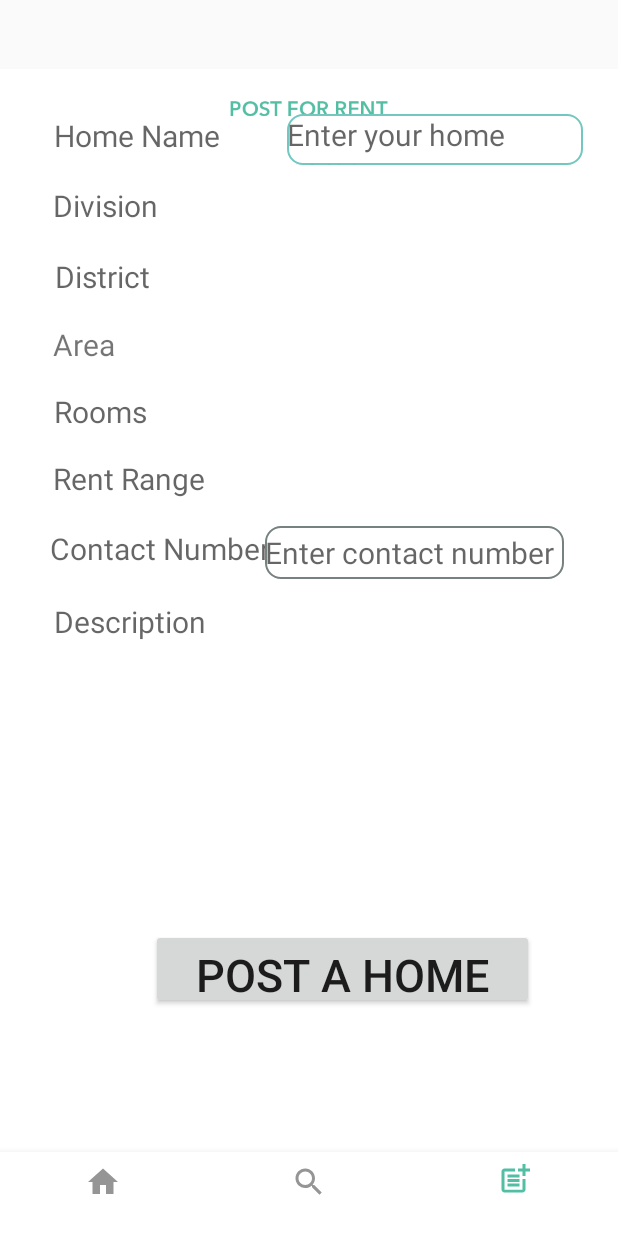
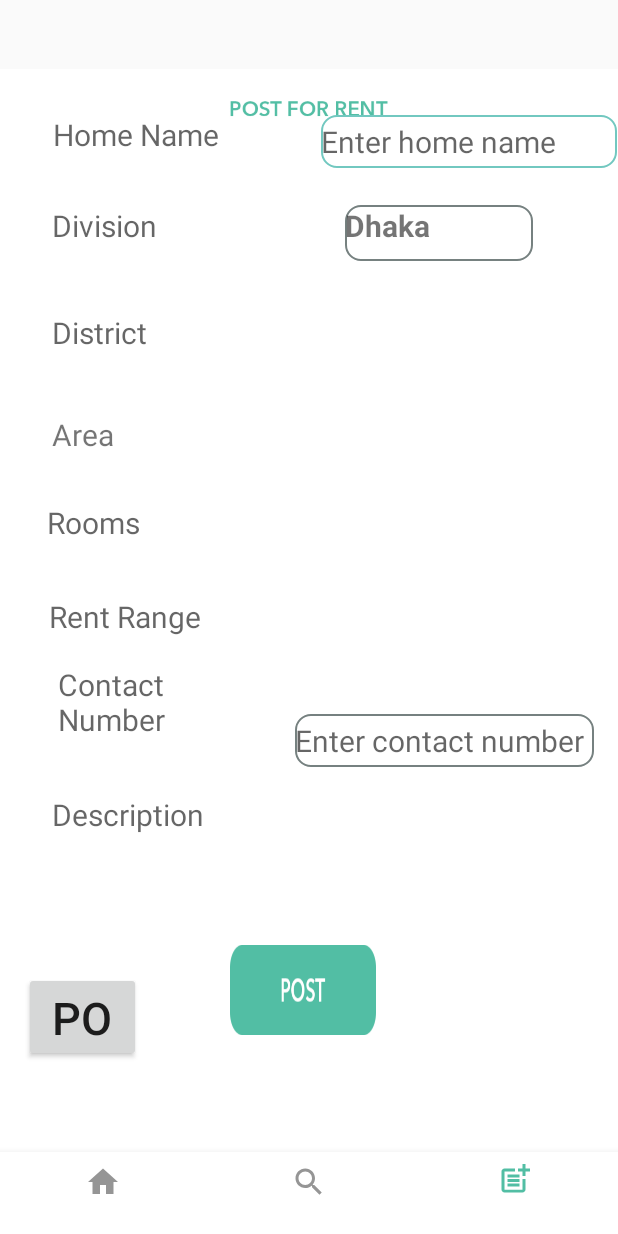
Before and after one commit to ayshagazi/Rent_Home, an Android app: the search screen opened directly, with no data from a screen before it, item 3 of the bottom bar chosen, on a phone screen of 412 x 824 dp. Run offline under Robolectric (Android 15) with nearby library versions, the phone set to English and light mode, and no system bars.

Commit message:
Post(UnderConstruction)+ drawer Problem solved

```diff
--- a/app/src/main/AndroidManifest.xml
+++ b/app/src/main/AndroidManifest.xml
@@ -12,6 +12,7 @@
         android:roundIcon="@mipmap/ic_launcher_round"
         android:supportsRtl="true"
         android:theme="@style/AppTheme">
+        <activity android:name=".HomePage" />
         <activity android:name=".editProfile" />
         <activity android:name=".AddAHome" />
         <activity android:name=".PostAHome" />
--- a/app/src/main/java/com/example/rent_home/PostAHome.java
+++ b/app/src/main/java/com/example/rent_home/PostAHome.java
@@ -1,57 +1,43 @@
 package com.example.rent_home;
 
-import androidx.annotation.NonNull;
-import androidx.annotation.Nullable;
-import androidx.appcompat.app.AppCompatActivity;
-
-import android.app.ProgressDialog;
 import android.content.Intent;
-import android.net.Uri;
 import android.os.Bundle;
 import android.view.MenuItem;
 import android.view.View;
-import android.webkit.MimeTypeMap;
+import android.widget.ArrayAdapter;
 import android.widget.Button;
-import android.widget.ImageView;
-import android.widget.TextView;
-import android.widget.Toast;
+import android.widget.ImageButton;
+import android.widget.Spinner;
 
-import com.google.android.gms.tasks.Continuation;
-import com.google.android.gms.tasks.OnCompleteListener;
-import com.google.android.gms.tasks.OnFailureListener;
-import com.google.android.gms.tasks.Task;
+import androidx.annotation.NonNull;
+import androidx.appcompat.app.AppCompatActivity;
+
 import com.google.android.material.bottomnavigation.BottomNavigationView;
-import com.google.firebase.auth.FirebaseAuth;
-import com.google.firebase.database.DatabaseReference;
-import com.google.firebase.database.FirebaseDatabase;
-import com.google.firebase.storage.FirebaseStorage;
-import com.google.firebase.storage.StorageReference;
-import com.google.firebase.storage.StorageTask;
-import com.hendraanggrian.appcompat.widget.SocialAutoCompleteTextView;
-import com.theartofdev.edmodo.cropper.CropImage;
-
-import java.util.HashMap;
-import java.util.List;
-import java.util.Objects;
 
 public class PostAHome extends AppCompatActivity {
-  //  private ImageView imaged_added, close;
-    //private TextView post;
-    //private Uri image_uri;
-    //private String imgUrl;
 
+    String[] DivisionsString;
+    String[] DistrictString;
+    String[] AreaString;
+    String[] RentString;
+    String[] RoomString;
+
+    private Spinner division,district,area,rent,room;
     private Button homePic;
-
-
-
- //   ProgressDialog pd;
-
- //   SocialAutoCompleteTextView description;
+    private ImageButton postBtn;
 
     @Override
     protected void onCreate(Bundle savedInstanceState) {
         super.onCreate(savedInstanceState);
         setContentView(R.layout.activity_post_a_home);
+
+
+        DivisionsString= getResources().getStringArray(R.array.DivisionsString);
+       // DistrictString= getResources().getStringArray(R.array.)
+        division= findViewById(R.id.Divison);
+        postBtn = findViewById(R.id.button_post);
+        ArrayAdapter<String> adapter = new ArrayAdapter<String>(this,R.layout.spinnerdisplay,R.id.spinnerDisplay,DivisionsString);
+        division.setAdapter(adapter);
 
         homePic=findViewById(R.id.homePic);
 
@@ -62,6 +48,15 @@ public class PostAHome extends AppCompatActivity {
 
             }
         });
+
+
+
+
+
+
+
+
+
 /*
         imaged_added= findViewById(R.id.image_added);
         close= findViewById(R.id.close);
@@ -84,17 +79,7 @@ public class PostAHome extends AppCompatActivity {
         });
 
         CropImage.activity().start(PostAHome.this);
-
-
-
-
-
-
  */
-
-
-
-
 
         BottomNavigationView bottomNavigationView=findViewById(R.id.bottom_navigation);
         bottomNavigationView.setSelectedItemId(R.id.postAHome);
@@ -103,8 +88,8 @@ public class PostAHome extends AppCompatActivity {
             @Override
             public boolean onNavigationItemSelected(@NonNull MenuItem menuItem) {
                 switch (menuItem.getItemId()){
-                    case R.id.profile:
-                        startActivity(new Intent(getApplicationContext(), Profile.class));
+                    case R.id.homePage:
+                        startActivity(new Intent(getApplicationContext(), HomePage.class));
                         overridePendingTransition(0,0);
                         return true;
 
@@ -116,21 +101,13 @@ public class PostAHome extends AppCompatActivity {
                     case R.id.postAHome:
                         return true;
 
-                    /*case R.id.settings:
-                        startActivity(new Intent(getApplicationContext(), Settings.class));
-                        overridePendingTransition(0,0);
-                        return true;*/
                 }
                 return false;
             }
         });
     }
 
-
-
 /*
-
-
     private void upload() {
         pd= new ProgressDialog(this);
         pd.setMessage("Uploading");
@@ -198,8 +175,6 @@ public class PostAHome extends AppCompatActivity {
     private String getFileExtension(Uri uri) {
       return MimeTypeMap.getSingleton().getExtensionFromMimeType(this.getContentResolver().getType(uri));
     }
-
-
  */
    /* @Override
     protected void onActivityResult(int requestCode, int resultCode, @Nullable Intent data) {
@@ -220,10 +195,6 @@ public class PostAHome extends AppCompatActivity {
                 startActivity(new Intent(PostAHome.this, Profile.class));
                 finish();
             }
-
-
     }
-
-
     */
 }
--- a/app/src/main/java/com/example/rent_home/search.java
+++ b/app/src/main/java/com/example/rent_home/search.java
@@ -1,7 +1,4 @@
 package com.example.rent_home;
-
-import androidx.annotation.NonNull;
-import androidx.appcompat.app.AppCompatActivity;
 
 import android.content.Intent;
 import android.os.Bundle;
@@ -10,6 +7,9 @@ import android.view.MenuItem;
 import android.widget.ArrayAdapter;
 import android.widget.Spinner;
 import android.widget.TextView;
+
+import androidx.annotation.NonNull;
+import androidx.appcompat.app.AppCompatActivity;
 
 import com.google.android.material.bottomnavigation.BottomNavigationView;
 
@@ -35,8 +35,8 @@ public class search extends AppCompatActivity {
             @Override
             public boolean onNavigationItemSelected(@NonNull MenuItem menuItem) {
                 switch (menuItem.getItemId()){
-                    case R.id.profile:
-                        startActivity(new Intent(getApplicationContext(), Profile.class));
+                    case R.id.homePage:
+                        startActivity(new Intent(getApplicationContext(), HomePage.class));
                         overridePendingTransition(0,0);
                         return true;
 
--- a/app/src/main/res/layout/activity_post_a_home.xml
+++ b/app/src/main/res/layout/activity_post_a_home.xml
@@ -13,7 +13,7 @@
         android:layout_height="match_parent"
         android:src="@drawable/postpage"
         tools:layout_editor_absoluteX="0dp"
-        tools:layout_editor_absoluteY="0dp" />
+        tools:layout_editor_absoluteY="-16dp" />
 
     <com.google.android.material.bottomnavigation.BottomNavigationView
         android:id="@+id/bottom_navigation"
@@ -35,8 +35,8 @@
 
     <TextView
         android:id="@+id/textView"
-        android:layout_width="wrap_content"
-        android:layout_height="wrap_content"
+        android:layout_width="119dp"
+        android:layout_height="35dp"
         android:hint="Home Name"
         android:textSize="20dp"
         app:layout_constraintBottom_toBottomOf="parent"
@@ -46,145 +46,210 @@
         app:layout_constraintTop_toTopOf="@+id/imageView3"
         app:layout_constraintVertical_bias="0.096" />
 
+
     <TextView
         android:id="@+id/textView3"
-        android:layout_width="wrap_content"
-        android:layout_height="wrap_content"
+        android:layout_width="119dp"
+        android:layout_height="35dp"
         android:hint="Division"
         android:textSize="20dp"
         app:layout_constraintBottom_toBottomOf="parent"
         app:layout_constraintEnd_toEndOf="parent"
-        app:layout_constraintHorizontal_bias="0.104"
+        app:layout_constraintHorizontal_bias="0.119"
         app:layout_constraintStart_toStartOf="parent"
         app:layout_constraintTop_toBottomOf="@+id/textView"
-        app:layout_constraintVertical_bias="0.028" />
+        app:layout_constraintVertical_bias="0.038" />
 
     <TextView
         android:id="@+id/textView11"
-        android:layout_width="wrap_content"
-        android:layout_height="wrap_content"
+        android:layout_width="119dp"
+        android:layout_height="35dp"
         android:layout_marginBottom="320dp"
         android:hint="District"
         android:textSize="20dp"
         app:layout_constraintBottom_toBottomOf="parent"
         app:layout_constraintEnd_toEndOf="parent"
-        app:layout_constraintHorizontal_bias="0.105"
+        app:layout_constraintHorizontal_bias="0.119"
         app:layout_constraintStart_toStartOf="parent"
         app:layout_constraintTop_toBottomOf="@+id/textView3"
-        app:layout_constraintVertical_bias="0.062" />
+        app:layout_constraintVertical_bias="0.12" />
 
     <TextView
         android:id="@+id/textView13"
-        android:layout_width="wrap_content"
-        android:layout_height="wrap_content"
+        android:layout_width="119dp"
+        android:layout_height="35dp"
         android:text="Area"
         android:textSize="20dp"
         app:layout_constraintBottom_toBottomOf="parent"
         app:layout_constraintEnd_toEndOf="parent"
-        app:layout_constraintHorizontal_bias="0.096"
+        app:layout_constraintHorizontal_bias="0.119"
         app:layout_constraintStart_toStartOf="parent"
         app:layout_constraintTop_toBottomOf="@+id/textView11"
-        app:layout_constraintVertical_bias="0.03" />
+        app:layout_constraintVertical_bias="0.061" />
 
     <TextView
         android:id="@+id/textView12"
-        android:layout_width="wrap_content"
-        android:layout_height="wrap_content"
+        android:layout_width="119dp"
+        android:layout_height="35dp"
         android:hint="Rooms"
         android:textSize="20dp"
         app:layout_constraintBottom_toBottomOf="parent"
         app:layout_constraintEnd_toEndOf="parent"
-        app:layout_constraintHorizontal_bias="0.102"
+        app:layout_constraintHorizontal_bias="0.106"
         app:layout_constraintStart_toStartOf="parent"
         app:layout_constraintTop_toBottomOf="@+id/textView13"
-        app:layout_constraintVertical_bias="0.031" />
-
+        app:layout_constraintVertical_bias="0.048" />
 
     <TextView
         android:id="@+id/textView14"
-        android:layout_width="wrap_content"
-        android:layout_height="wrap_content"
+        android:layout_width="119dp"
+        android:layout_height="35dp"
         android:hint="Rent Range"
         android:textSize="20dp"
         app:layout_constraintBottom_toBottomOf="parent"
         app:layout_constraintEnd_toEndOf="parent"
-        app:layout_constraintHorizontal_bias="0.113"
+        app:layout_constraintHorizontal_bias="0.111"
         app:layout_constraintStart_toStartOf="parent"
         app:layout_constraintTop_toBottomOf="@+id/textView12"
-        app:layout_constraintVertical_bias="0.034" />
-
+        app:layout_constraintVertical_bias="0.066" />
 
     <TextView
         android:id="@+id/textView15"
-        android:layout_width="wrap_content"
-        android:layout_height="wrap_content"
+        android:layout_width="107dp"
+        android:layout_height="51dp"
         android:hint="Contact Number"
         android:textSize="20dp"
         app:layout_constraintBottom_toBottomOf="parent"
         app:layout_constraintEnd_toEndOf="parent"
-        app:layout_constraintHorizontal_bias="0.125"
+        app:layout_constraintHorizontal_bias="0.128"
         app:layout_constraintStart_toStartOf="parent"
         app:layout_constraintTop_toBottomOf="@+id/textView14"
-        app:layout_constraintVertical_bias="0.042" />
+        app:layout_constraintVertical_bias="0.028" />
 
     <TextView
         android:id="@+id/textView16"
-        android:layout_width="wrap_content"
-        android:layout_height="wrap_content"
-        android:layout_marginBottom="264dp"
+        android:layout_width="119dp"
+        android:layout_height="35dp"
         android:hint="Description"
         android:textSize="20dp"
         app:layout_constraintBottom_toBottomOf="parent"
         app:layout_constraintEnd_toEndOf="parent"
-        app:layout_constraintHorizontal_bias="0.116"
+        app:layout_constraintHorizontal_bias="0.119"
         app:layout_constraintStart_toStartOf="parent"
         app:layout_constraintTop_toBottomOf="@+id/textView15"
-        app:layout_constraintVertical_bias="0.14" />
+        app:layout_constraintVertical_bias="0.121" />
 
     <EditText
         android:id="@+id/editText3"
         android:layout_width="197dp"
-        android:layout_height="34dp"
+        android:layout_height="35dp"
         android:background="@drawable/custom_input"
-        android:hint="Enter your home name"
+        android:hint="Enter home name"
         android:textSize="20dp"
         app:layout_constraintBottom_toBottomOf="parent"
         app:layout_constraintEnd_toEndOf="parent"
-        app:layout_constraintHorizontal_bias="0.661"
+        app:layout_constraintHorizontal_bias="0.984"
         app:layout_constraintStart_toEndOf="@+id/textView"
         app:layout_constraintTop_toTopOf="parent"
-        app:layout_constraintVertical_bias="0.096" />
+        app:layout_constraintVertical_bias="0.097" />
 
     <EditText
         android:id="@+id/editText"
         android:layout_width="199dp"
         android:layout_height="35dp"
-        android:layout_marginStart="242dp"
-        android:layout_marginEnd="40dp"
         android:background="@drawable/custom_input"
         android:hint="Enter contact number"
         android:textSize="20dp"
         app:layout_constraintBottom_toBottomOf="parent"
         app:layout_constraintEnd_toEndOf="parent"
-        app:layout_constraintHorizontal_bias="0.943"
-        app:layout_constraintStart_toEndOf="@+id/textView15"
+        app:layout_constraintHorizontal_bias="0.924"
+        app:layout_constraintStart_toStartOf="parent"
+        app:layout_constraintTop_toBottomOf="@+id/editText3"
+        app:layout_constraintVertical_bias="0.538" />
+
+    <Spinner
+        android:id="@+id/Divison"
+        android:layout_width="125dp"
+        android:layout_height="37dp"
+        android:background="@drawable/custom_input"
+        app:layout_constraintBottom_toBottomOf="parent"
+        app:layout_constraintEnd_toEndOf="parent"
+        app:layout_constraintHorizontal_bias="0.572"
+        app:layout_constraintStart_toEndOf="@+id/textView3"
+        app:layout_constraintTop_toBottomOf="@+id/editText3"
+        app:layout_constraintVertical_bias="0.037" />
+
+    <Spinner
+        android:id="@+id/district"
+        android:layout_width="119dp"
+        android:layout_height="35dp"
+        app:layout_constraintBottom_toBottomOf="parent"
+        app:layout_constraintEnd_toEndOf="parent"
+        app:layout_constraintHorizontal_bias="0.605"
+        app:layout_constraintStart_toEndOf="@+id/textView12"
+        app:layout_constraintTop_toTopOf="parent"
+        app:layout_constraintVertical_bias="0.436" />
+
+    <Spinner
+        android:id="@+id/area"
+        android:layout_width="119dp"
+        android:layout_height="35dp"
+        app:layout_constraintBottom_toBottomOf="parent"
+        app:layout_constraintEnd_toEndOf="parent"
+        app:layout_constraintHorizontal_bias="0.602"
+        app:layout_constraintStart_toEndOf="@+id/textView14"
+        app:layout_constraintTop_toBottomOf="@+id/_dynamic"
+        app:layout_constraintVertical_bias="0.291" />
+
+    <Spinner
+        android:id="@+id/rent"
+        android:layout_width="119dp"
+        android:layout_height="35dp"
+        app:layout_constraintBottom_toBottomOf="parent"
+        app:layout_constraintEnd_toEndOf="parent"
+        app:layout_constraintHorizontal_bias="0.594"
+        app:layout_constraintStart_toEndOf="@+id/textView13"
+        app:layout_constraintTop_toTopOf="parent"
+        app:layout_constraintVertical_bias="0.359" />
+
+    <Spinner
+        android:id="@+id/room"
+        android:layout_width="119dp"
+        android:layout_height="35dp"
+        app:layout_constraintBottom_toBottomOf="@+id/imageView3"
+        app:layout_constraintEnd_toEndOf="parent"
+        app:layout_constraintHorizontal_bias="0.594"
+        app:layout_constraintStart_toEndOf="@+id/textView11"
+        app:layout_constraintTop_toBottomOf="@+id/Divison"
+        app:layout_constraintVertical_bias="0.058" />
+
+    <ImageButton
+        android:id="@+id/button_post"
+        android:layout_width="97dp"
+        android:layout_height="60dp"
+        android:background="@color/White"
+        android:scaleType="fitXY"
+        android:src="@drawable/postbtn"
+        app:layout_constraintBottom_toBottomOf="parent"
+        app:layout_constraintEnd_toEndOf="parent"
+        app:layout_constraintHorizontal_bias="0.488"
         app:layout_constraintStart_toStartOf="parent"
         app:layout_constraintTop_toTopOf="parent"
-        app:layout_constraintVertical_bias="0.445" />
+        app:layout_constraintVertical_bias="0.825" />
 
     <Button
         android:id="@+id/homePic"
-        android:layout_width="255dp"
-        android:layout_height="53dp"
+        android:layout_width="78dp"
+        android:layout_height="60dp"
         android:layout_marginBottom="116dp"
         android:text="Post A Home Picture"
         android:textSize="30dp"
         app:layout_constraintBottom_toBottomOf="parent"
         app:layout_constraintEnd_toEndOf="parent"
-        app:layout_constraintHorizontal_bias="0.641"
+        app:layout_constraintHorizontal_bias="0.048"
         app:layout_constraintStart_toStartOf="parent"
         app:layout_constraintTop_toBottomOf="@+id/editText"
-        app:layout_constraintVertical_bias="0.869" />
+        app:layout_constraintVertical_bias="1.0" />
 
 
 </androidx.constraintlayout.widget.ConstraintLayout>
--- a/app/src/main/res/menu/menu_navigation.xml
+++ b/app/src/main/res/menu/menu_navigation.xml
@@ -2,7 +2,7 @@
 <menu xmlns:android="http://schemas.android.com/apk/res/android">
 
     <item
-        android:id="@+id/profile"
+        android:id="@+id/homePage"
         android:title=""
         android:icon="@drawable/ic_home"/>
 
```
Also changed, not shown: app/src/main/java/com/example/rent_home/AddAHome.java (+4 -19 lines), app/src/main/java/com/example/rent_home/HomePage.java (added, +120 -0 lines), app/src/main/java/com/example/rent_home/Login.java (+4 -5 lines), app/src/main/java/com/example/rent_home/Profile.java (+6 -6 lines), app/src/main/java/com/example/rent_home/Register.java (+5 -5 lines), app/src/main/java/com/example/rent_home/editProfile.java (+10 -16 lines), app/src/main/res/layout/activity_home_page.xml (added, +50 -0 lines), app/src/main/res/layout/activity_profile.xml (+4 -28 lines), app/src/main/res/values/strings.xml (+29 -2 lines).
